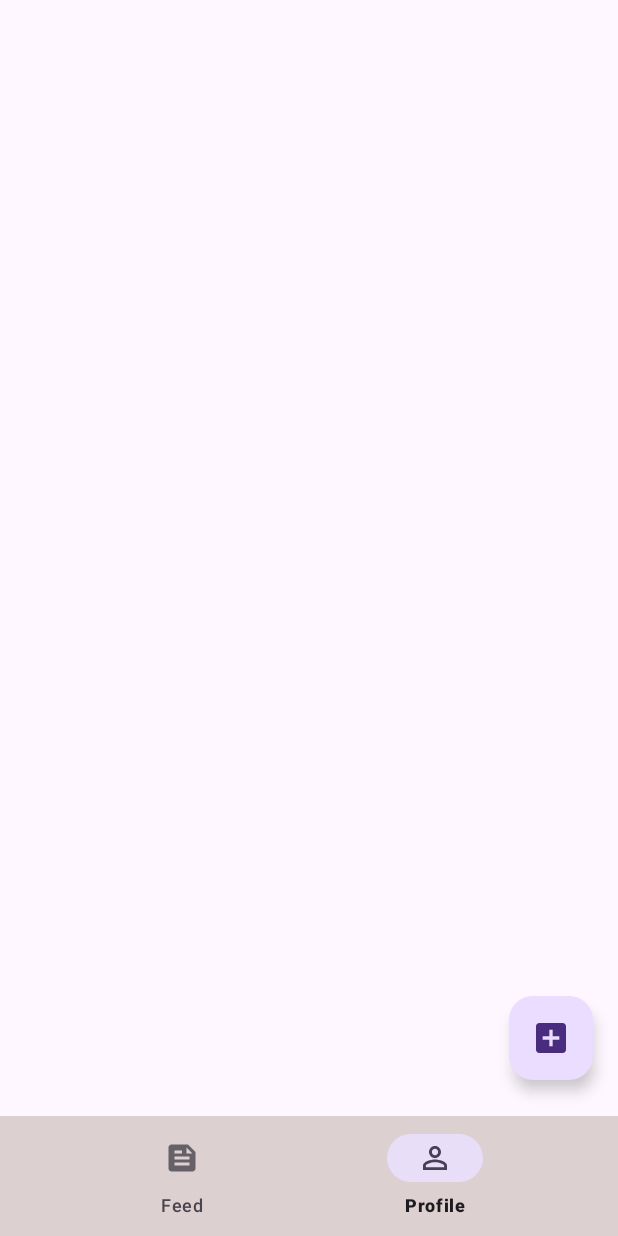
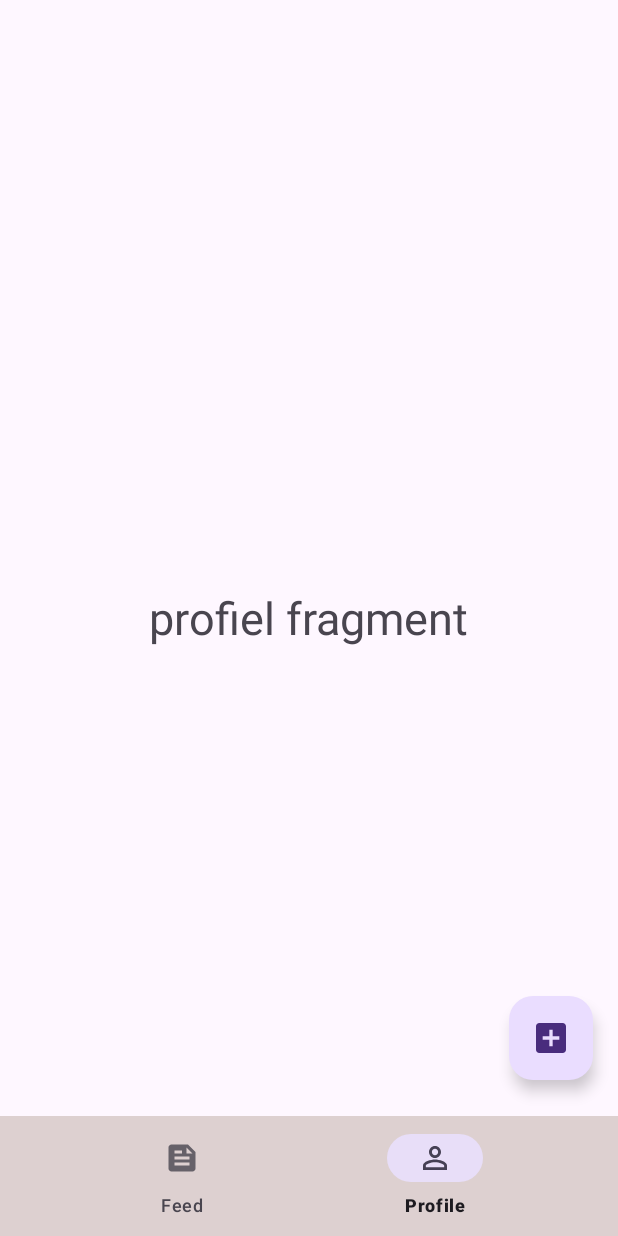
Before and after one commit to Bat-ka-grip/News-Feed-Application, an Android app: the screen it shows after launch (MainActivity), item 2 of the bottom bar chosen, on a phone screen of 412 x 824 dp. Run offline under Robolectric (Android 15) with nearby library versions, the phone set to English and light mode, and no system bars.

Commit message:
added fragments to MainActivity

```diff
--- a/app/src/main/java/com/example/newsfeed/MainActivity.kt
+++ b/app/src/main/java/com/example/newsfeed/MainActivity.kt
@@ -4,6 +4,11 @@ import android.content.Intent
 import androidx.appcompat.app.AppCompatActivity
 import android.os.Bundle
 import android.widget.Toast
+import androidx.fragment.app.Fragment
+import androidx.fragment.app.FragmentManager
+import androidx.fragment.app.FragmentTransaction
+import com.example.newsfeed.fragments.fragmentFeedfragment
+import com.example.newsfeed.fragments.fragmentProfilefragment
 import com.google.android.material.bottomnavigation.BottomNavigationView
 import com.google.android.material.floatingactionbutton.FloatingActionButton
 
@@ -14,16 +19,23 @@ class MainActivity : AppCompatActivity() {
 
         val bottomNavigationView = findViewById<BottomNavigationView>(R.id.bottom_navigation)
 
+        // Load the default fragment into the container
+        val fragmentTransaction = supportFragmentManager.beginTransaction()
+        fragmentTransaction.replace(R.id.frameLayout, fragmentFeedfragment())
+        fragmentTransaction.commit()
+
         bottomNavigationView.setOnNavigationItemSelectedListener { item ->
 
 //                Toast.makeText(this, "hellow good night", Toast.LENGTH_LONG).show()
             when(item.itemId) {
                 R.id.page_1 -> {
                     Toast.makeText(this, "feed selecte", Toast.LENGTH_SHORT ).show()
+                    replaceFragment(fragmentFeedfragment())
                     true
                 }
                 R.id.page_2 -> {
                     Toast.makeText(this, "profile selected", Toast.LENGTH_SHORT).show()
+                    replaceFragment(fragmentProfilefragment())
                     true
                 }
                 else -> false
@@ -31,7 +43,7 @@ class MainActivity : AppCompatActivity() {
         }
 
 
-        // send user to login pag
+        // send user to login page
         val floatingActionButton = findViewById<FloatingActionButton>(R.id.floatingActionButton)
         floatingActionButton.setOnClickListener() {
             val intent = Intent(this, MainActivity2::class.java)
@@ -40,5 +52,13 @@ class MainActivity : AppCompatActivity() {
 
     }
 
+    private fun replaceFragment(fragment: Fragment){
+//        FragmentManager fragmentManager = getSupportFragmentManager();
+        val fragmentManager:FragmentManager = supportFragmentManager
+        val fragmentTransaction:FragmentTransaction = fragmentManager.beginTransaction()
+        fragmentTransaction.replace(R.id.frameLayout, fragment)
+        fragmentTransaction.commit()
+    }
+
 
 }
--- a/app/src/main/java/com/example/newsfeed/MainActivity2.kt
+++ b/app/src/main/java/com/example/newsfeed/MainActivity2.kt
@@ -141,6 +141,8 @@ class MainActivity2 : AppCompatActivity() {
             // if form is complete then open new activity that displays the account is created
             if(form_ready){
                 // write your intent here
+                val intent = Intent(this, MainActivity3::class.java)
+                startActivity(intent)
                 Toast.makeText(this, "account created created", Toast.LENGTH_SHORT).show()
             }
         }
--- /dev/null
+++ b/app/src/main/java/com/example/newsfeed/fragments/fragmentFeedfragment.kt
@@ -0,0 +1,21 @@
+package com.example.newsfeed.fragments
+
+import android.os.Bundle
+import androidx.fragment.app.Fragment
+import android.view.LayoutInflater
+import android.view.View
+import android.view.ViewGroup
+import com.example.newsfeed.R
+
+class fragmentFeedfragment : Fragment() {
+    // TODO: Rename and change types of parameters
+
+    override fun onCreateView(
+        inflater: LayoutInflater, container: ViewGroup?,
+        savedInstanceState: Bundle?
+    ): View? {
+        // Inflate the layout for this fragment
+        return inflater.inflate(R.layout.fragment_feedfragment, container, false)
+    }
+
+}
--- /dev/null
+++ b/app/src/main/java/com/example/newsfeed/fragments/fragmentProfilefragment.kt
@@ -0,0 +1,24 @@
+package com.example.newsfeed.fragments
+
+import android.os.Bundle
+import androidx.fragment.app.Fragment
+import android.view.LayoutInflater
+import android.view.View
+import android.view.ViewGroup
+import com.example.newsfeed.R
+
+class fragmentProfilefragment : Fragment() {
+    // TODO: Rename and change types of parameters
+
+
+
+    override fun onCreateView(
+        inflater: LayoutInflater, container: ViewGroup?,
+        savedInstanceState: Bundle?
+    ): View? {
+        // Inflate the layout for this fragment
+        return inflater.inflate(R.layout.fragment_profilefragment, container, false)
+    }
+
+
+}
--- /dev/null
+++ b/app/src/main/res/font/font.xml
@@ -0,0 +1,5 @@
+<?xml version="1.0" encoding="utf-8"?>
+<font-family xmlns:android="http://schemas.android.com/apk/res/android">
+
+
+</font-family>
--- a/app/src/main/res/layout/activity_main.xml
+++ b/app/src/main/res/layout/activity_main.xml
@@ -6,6 +6,14 @@
     android:layout_height="match_parent"
     android:id="@+id/main_parent"
     tools:context=".MainActivity">
+
+    <FrameLayout
+        android:id="@+id/frameLayout"
+        android:layout_width="match_parent"
+        android:layout_height="match_parent"
+        />
+
+
 
     <LinearLayout
         android:id="@+id/linearLayout"
--- /dev/null
+++ b/app/src/main/res/layout/fragment_profilefragment.xml
@@ -0,0 +1,16 @@
+<?xml version="1.0" encoding="utf-8"?>
+<RelativeLayout xmlns:android="http://schemas.android.com/apk/res/android"
+    xmlns:tools="http://schemas.android.com/tools"
+    android:layout_width="match_parent"
+    android:layout_height="match_parent"
+    tools:context=".fragments.fragmentProfilefragment">
+
+    <!-- TODO: Update blank fragment layout -->
+    <TextView
+        android:layout_width="wrap_content"
+        android:layout_height="wrap_content"
+        android:textSize="30sp"
+        android:text="profiel fragment"
+        android:layout_centerInParent="true"/>
+
+</RelativeLayout>
--- a/app/src/main/res/values/strings.xml
+++ b/app/src/main/res/values/strings.xml
@@ -1,3 +1,5 @@
 <resources>
     <string name="app_name">news feed</string>
+    <!-- TODO: Remove or change this placeholder text -->
+    <string name="hello_blank_fragment">Hello blank fragment</string>
 </resources>
```
Also changed, not shown: app/src/main/res/layout/activity_main3.xml (+12 -5 lines), app/src/main/res/layout/fragment_feedfragment.xml (added, +16 -0 lines).
